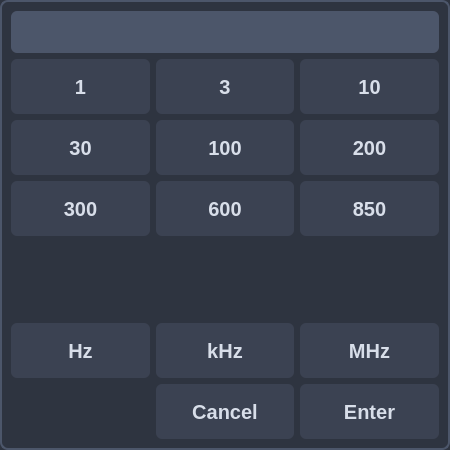
Qt form src/modules/touch_rbw_dialog.ui (g4ixt/QtTinySA) before a commit.
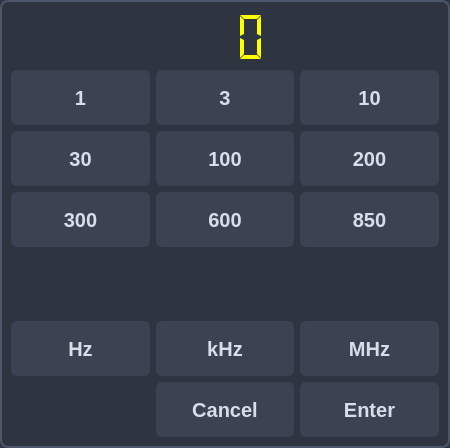
The same form after that commit.

```diff
--- a/src/modules/touch_rbw_dialog.ui
+++ b/src/modules/touch_rbw_dialog.ui
@@ -7,7 +7,7 @@
     <x>0</x>
     <y>0</y>
     <width>450</width>
-    <height>450</height>
+    <height>448</height>
    </rect>
   </property>
   <property name="windowTitle">
@@ -20,10 +20,53 @@
 QLineEdit { background-color: #4c566a; color: #eceff4; font-size: 26px; font-weight: bold; border-radius: 6px; padding: 5px; }</string>
   </property>
   <layout class="QVBoxLayout" name="verticalLayout">
+   <item>
+    <widget class="QLCDNumber" name="lcdNumber">
+     <property name="sizePolicy">
+      <sizepolicy hsizetype="Minimum" vsizetype="Expanding">
+       <horstretch>0</horstretch>
+       <verstretch>0</verstretch>
+      </sizepolicy>
+     </property>
+     <property name="baseSize">
+      <size>
+       <width>0</width>
+       <height>0</height>
+      </size>
+     </property>
+     <property name="font">
+      <font>
+       <pointsize>20</pointsize>
+      </font>
+     </property>
+     <property name="styleSheet">
+      <string notr="true">color: rgb(255, 255, 0);</string>
+     </property>
+     <property name="frameShape">
+      <enum>QFrame::Shape::NoFrame</enum>
+     </property>
+     <property name="frameShadow">
+      <enum>QFrame::Shadow::Plain</enum>
+     </property>
+     <property name="digitCount">
+      <number>3</number>
+     </property>
+     <property name="segmentStyle">
+      <enum>QLCDNumber::SegmentStyle::Flat</enum>
+     </property>
+    </widget>
+   </item>
    <item>
     <layout class="QVBoxLayout" name="actionsLayout">
      <item>
       <layout class="QGridLayout" name="gridLayout">
+       <item row="0" column="0">
+        <widget class="QPushButton" name="btn1">
+         <property name="text">
+          <string>1</string>
+         </property>
+        </widget>
+       </item>
        <item row="5" column="2">
         <widget class="QPushButton" name="btnMHz">
          <property name="text">
@@ -31,113 +74,54 @@
          </property>
         </widget>
        </item>
+       <item row="5" column="0">
+        <widget class="QPushButton" name="btnHz">
+         <property name="enabled">
+          <bool>false</bool>
+         </property>
+         <property name="text">
+          <string>Hz</string>
+         </property>
+        </widget>
+       </item>
        <item row="3" column="1">
-        <widget class="QPushButton" name="btn600">
-         <property name="text">
-          <string>600</string>
-         </property>
-        </widget>
-       </item>
-       <item row="3" column="0">
-        <widget class="QPushButton" name="btn300">
-         <property name="text">
-          <string>300</string>
-         </property>
-        </widget>
-       </item>
-       <item row="5" column="1">
-        <widget class="QPushButton" name="btnkHz">
-         <property name="enabled">
-          <bool>false</bool>
-         </property>
-         <property name="text">
-          <string>kHz</string>
-         </property>
-        </widget>
-       </item>
-       <item row="8" column="2">
-        <widget class="QPushButton" name="btnEnter">
-         <property name="text">
-          <string>Enter</string>
-         </property>
-        </widget>
-       </item>
-       <item row="0" column="0" colspan="3">
-        <widget class="QLineEdit" name="lineEdit"/>
-       </item>
-       <item row="4" column="1">
         <spacer name="verticalSpacer">
          <property name="orientation">
           <enum>Qt::Orientation::Vertical</enum>
          </property>
+         <property name="sizeType">
+          <enum>QSizePolicy::Policy::Fixed</enum>
+         </property>
          <property name="sizeHint" stdset="0">
           <size>
            <width>20</width>
-           <height>40</height>
+           <height>28</height>
           </size>
          </property>
         </spacer>
        </item>
-       <item row="1" column="1">
+       <item row="0" column="1">
         <widget class="QPushButton" name="btn3">
          <property name="text">
           <string>3</string>
          </property>
         </widget>
        </item>
-       <item row="5" column="0">
-        <widget class="QPushButton" name="btnHz">
-         <property name="enabled">
-          <bool>false</bool>
-         </property>
+       <item row="8" column="2">
+        <widget class="QPushButton" name="btnEnter">
          <property name="text">
-          <string>Hz</string>
-         </property>
-        </widget>
-       </item>
-       <item row="2" column="1">
-        <widget class="QPushButton" name="btn100">
-         <property name="text">
-          <string>100</string>
-         </property>
-        </widget>
-       </item>
-       <item row="1" column="2">
-        <widget class="QPushButton" name="btn10">
-         <property name="text">
-          <string>10</string>
-         </property>
-        </widget>
-       </item>
-       <item row="3" column="2">
-        <widget class="QPushButton" name="btn850">
-         <property name="text">
-          <string>850</string>
-         </property>
-        </widget>
-       </item>
-       <item row="8" column="1">
-        <widget class="QPushButton" name="btnCancel">
-         <property name="text">
-          <string>Cancel</string>
+          <string>Enter</string>
          </property>
         </widget>
        </item>
        <item row="1" column="0">
-        <widget class="QPushButton" name="btn1">
-         <property name="text">
-          <string>1</string>
-         </property>
-        </widget>
-       </item>
-       <item row="2" column="0">
         <widget class="QPushButton" name="btn30">
          <property name="text">
           <string>30</string>
          </property>
         </widget>
        </item>
-       <item row="2" column="2">
+       <item row="1" column="2">
         <widget class="QPushButton" name="btn200">
          <property name="font">
           <font>
@@ -154,6 +138,71 @@
          </property>
         </widget>
        </item>
+       <item row="1" column="1">
+        <widget class="QPushButton" name="btn100">
+         <property name="text">
+          <string>100</string>
+         </property>
+        </widget>
+       </item>
+       <item row="2" column="0">
+        <widget class="QPushButton" name="btn300">
+         <property name="text">
+          <string>300</string>
+         </property>
+        </widget>
+       </item>
+       <item row="2" column="2">
+        <widget class="QPushButton" name="btn850">
+         <property name="text">
+          <string>850</string>
+         </property>
+        </widget>
+       </item>
+       <item row="8" column="1">
+        <widget class="QPushButton" name="btnCancel">
+         <property name="text">
+          <string>Cancel</string>
+         </property>
+        </widget>
+       </item>
+       <item row="5" column="1">
+        <widget class="QPushButton" name="btnkHz">
+         <property name="enabled">
+          <bool>false</bool>
+         </property>
+         <property name="text">
+          <string>kHz</string>
+         </property>
+        </widget>
+       </item>
+       <item row="0" column="2">
+        <widget class="QPushButton" name="btn10">
+         <property name="text">
+          <string>10</string>
+         </property>
+        </widget>
+       </item>
+       <item row="2" column="1">
+        <widget class="QPushButton" name="btn600">
+         <property name="text">
+          <string>600</string>
+         </property>
+        </widget>
+       </item>
+       <item row="4" column="1">
+        <spacer name="verticalSpacer_2">
+         <property name="orientation">
+          <enum>Qt::Orientation::Vertical</enum>
+         </property>
+         <property name="sizeHint" stdset="0">
+          <size>
+           <width>20</width>
+           <height>40</height>
+          </size>
+         </property>
+        </spacer>
+       </item>
       </layout>
      </item>
     </layout>
```
